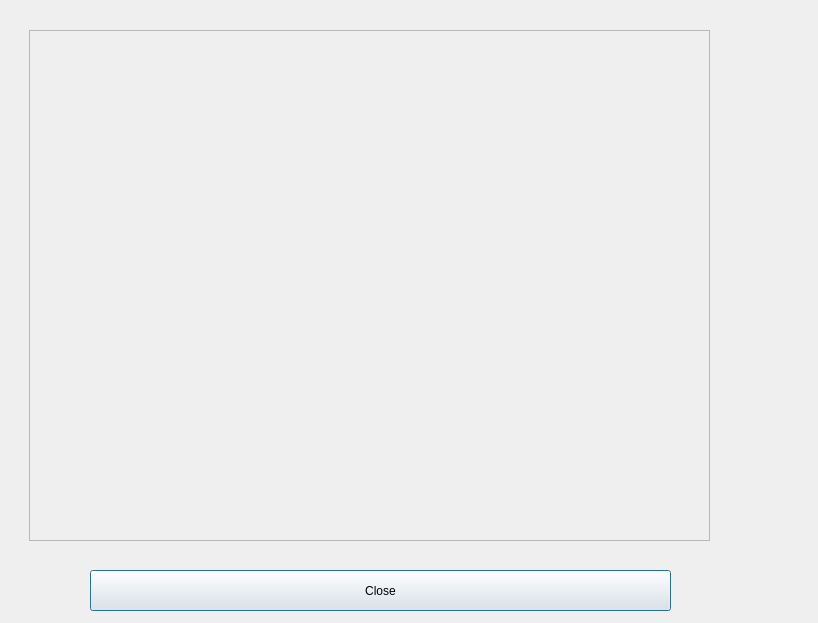
First picture: the form in src/gui/jobmatrix.ui, repository aitjcize/QCamber, before the edit.
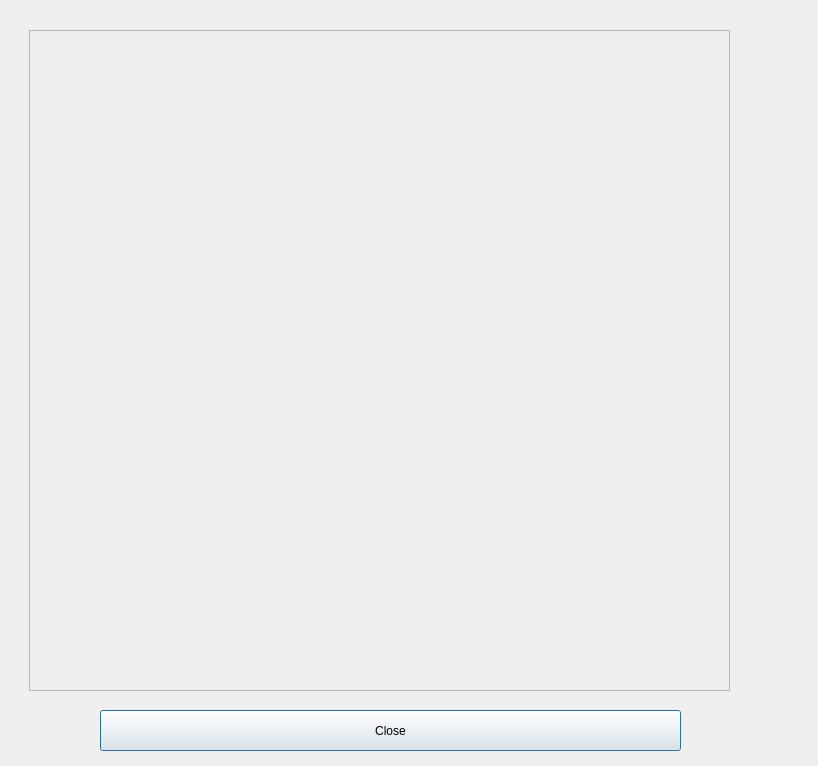
Second picture: the form after the edit.

```diff
--- a/src/gui/jobmatrix.ui
+++ b/src/gui/jobmatrix.ui
@@ -7,7 +7,7 @@
     <x>0</x>
     <y>0</y>
     <width>818</width>
-    <height>623</height>
+    <height>766</height>
    </rect>
   </property>
   <property name="windowTitle">
@@ -16,8 +16,8 @@
   <widget class="QPushButton" name="CloseButton">
    <property name="geometry">
     <rect>
-     <x>90</x>
-     <y>570</y>
+     <x>100</x>
+     <y>710</y>
      <width>581</width>
      <height>41</height>
     </rect>
@@ -31,8 +31,8 @@
     <rect>
      <x>29</x>
      <y>30</y>
-     <width>681</width>
-     <height>511</height>
+     <width>701</width>
+     <height>661</height>
     </rect>
    </property>
    <property name="widgetResizable">
@@ -43,8 +43,8 @@
      <rect>
       <x>0</x>
       <y>0</y>
-      <width>679</width>
-      <height>509</height>
+      <width>699</width>
+      <height>659</height>
      </rect>
     </property>
    </widget>
```
